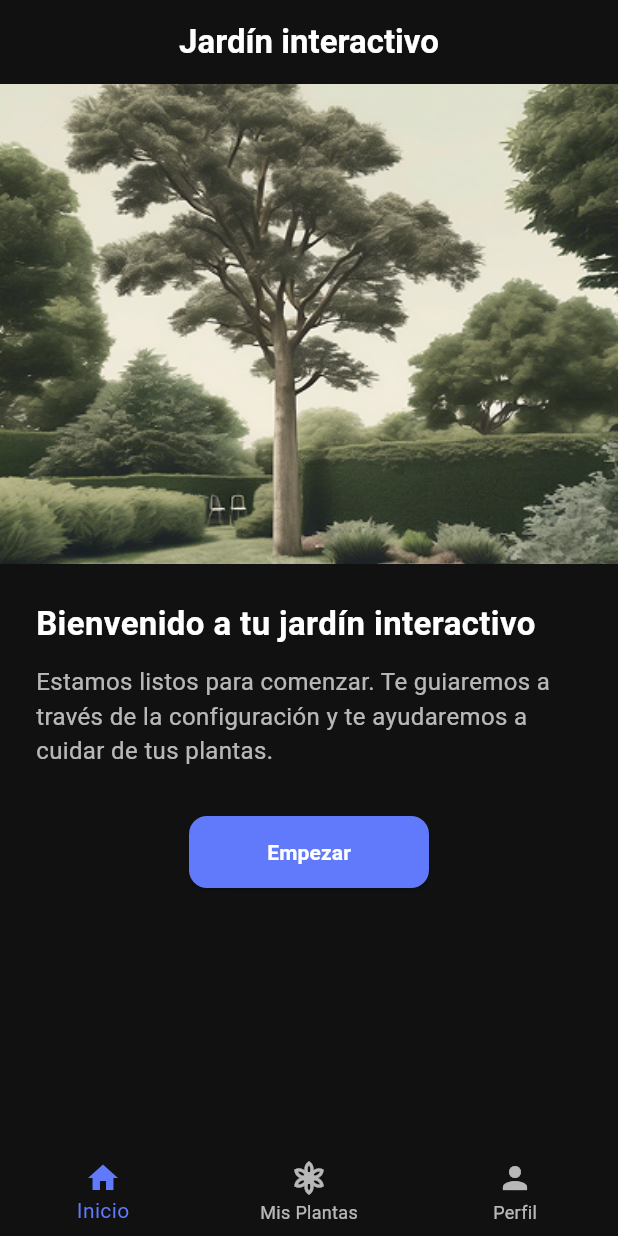
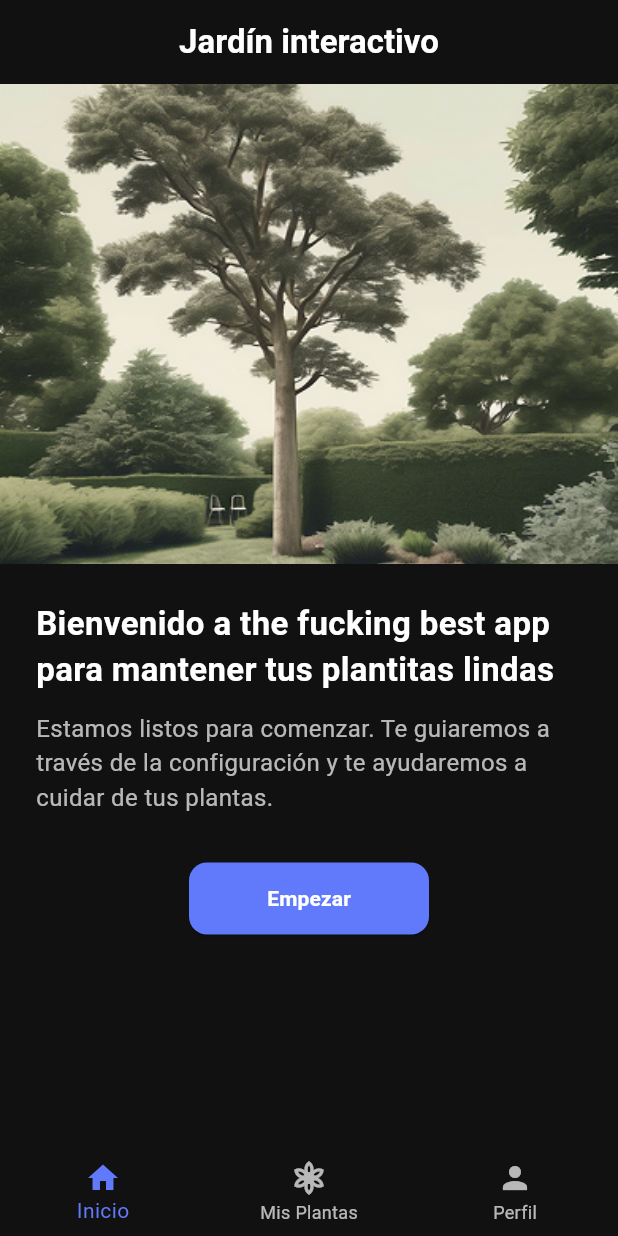
Before and after one commit to leunameek/cerax_app, a Flutter app: the screen it shows after launch, on a phone screen of 412 x 824 dp. Run offline on Flutter 3.47's test engine with Material 3 defaults, Android fonts, the phone set to English and light mode, and no system bars; our stand-ins replace fl_chart, flutter_blue_plus, hive, hive_flutter, permission_handler; accounts and stored records are empty.

```diff
--- a/lib/presentation/pages/interactive_welcome_page.dart
+++ b/lib/presentation/pages/interactive_welcome_page.dart
@@ -32,7 +32,7 @@ class InteractiveWelcomePage extends StatelessWidget {
               crossAxisAlignment: CrossAxisAlignment.start,
               children: const [
                 Text(
-                  'Bienvenido a tu jardín interactivo',
+                  'Bienvenido a the fucking best app para mantener tus plantitas lindas',
                   style: TextStyle(
                     fontSize: 22,
                     fontWeight: FontWeight.bold,
```
